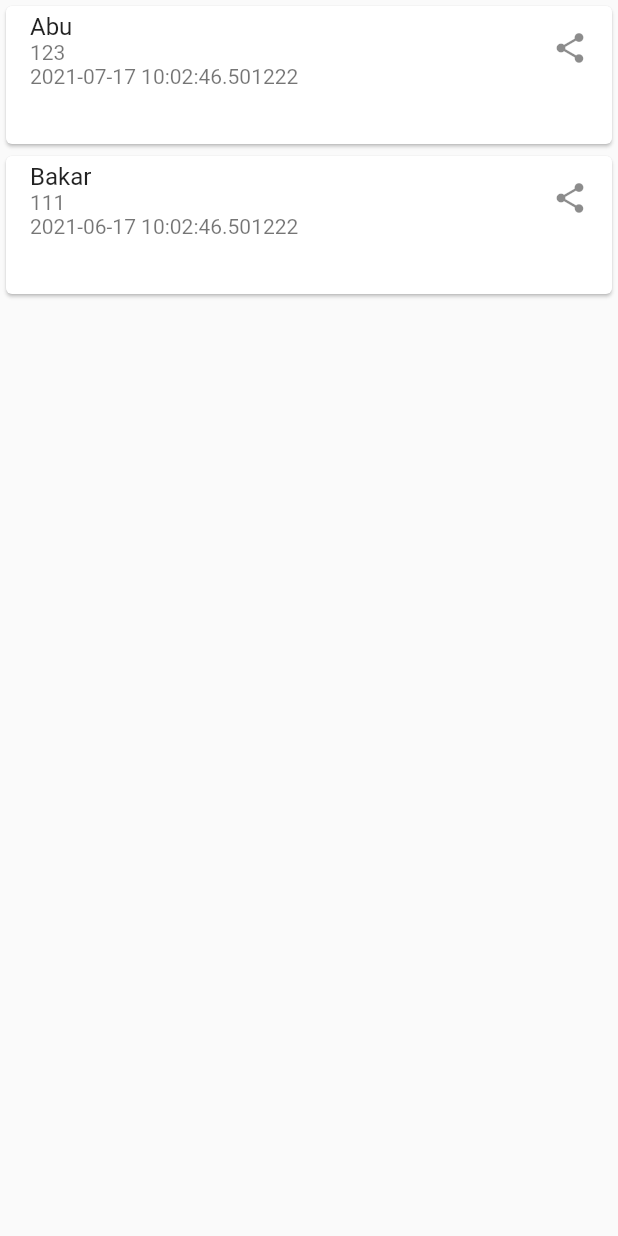
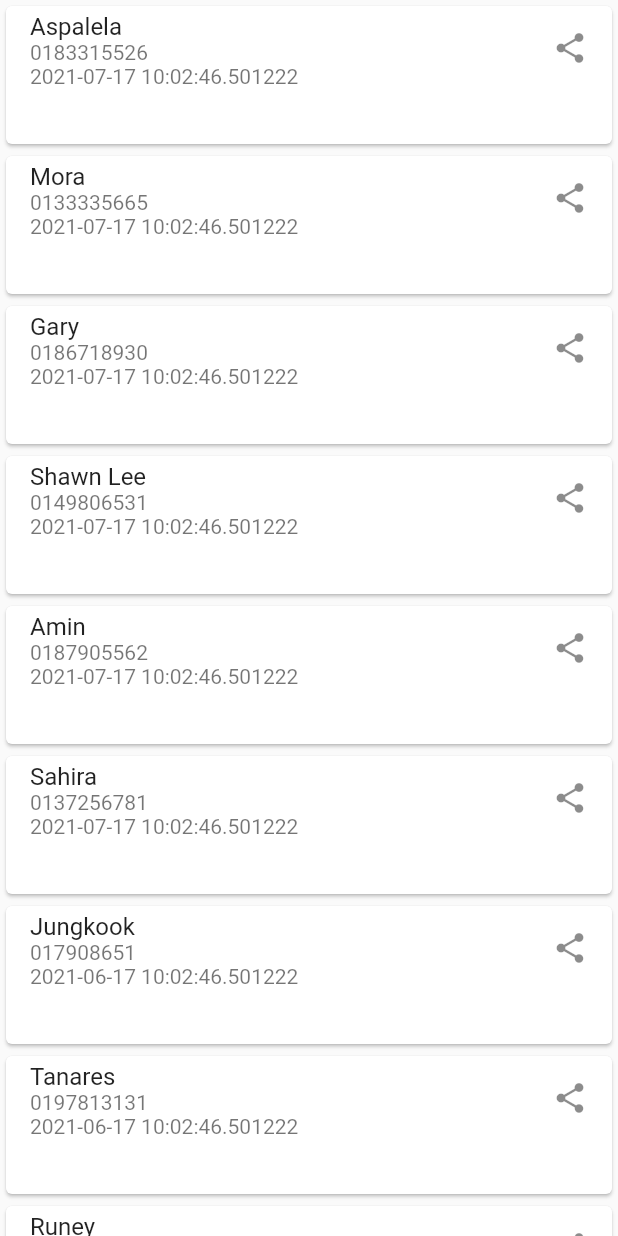
Before and after one commit to harithtech/technical_assessment, a Flutter app: the screen it shows after launch, on a phone screen of 412 x 824 dp. Run offline on Flutter 3.47's test engine with Material 2 defaults, Android fonts, the phone set to English and light mode, and no system bars; drawn by our look-alikes of pull_to_refresh; our stand-ins replace shared_preferences; missing offline and left inert: flutter_share.

Commit message:
Fifth Commit

```diff
--- a/lib/contact.dart
+++ b/lib/contact.dart
@@ -12,7 +12,7 @@ class ContactList extends StatefulWidget {
 }
 
 class _ContactListState extends State<ContactList> {
-  int listCount = 2;
+  int listCount = 15;
   List mainContactList;
 
   void initState() {
@@ -58,7 +58,7 @@ class _ContactListState extends State<ContactList> {
           builder: (BuildContext context, LoadStatus mode) {
             Widget body;
             if (listCount == mainContactList.length) {
-              body = Text("No more Data");
+              body = Text("You have reached end of the list");
             } else if (mode == LoadStatus.idle) {
               body = Text("pull up load");
             } else if (mode == LoadStatus.loading) {
@@ -66,7 +66,7 @@ class _ContactListState extends State<ContactList> {
             } else if (mode == LoadStatus.failed) {
               body = Text("Load Failed!Click retry!");
             } else if (mode == LoadStatus.canLoading) {
-              body = Text("release to load more");
+              body = Text("pulling up the list");
             } else {
               body = Text("No more Data");
             }
--- a/lib/contactList.dart
+++ b/lib/contactList.dart
@@ -4,28 +4,153 @@ class Contacts {
   static List getContactList() => contactList;
   static List<ContactModel> contactList = [
     ContactModel(
-      name: 'Abu',
-      phone: '123',
+      name: 'Sahira',
+      phone: '0137256781',
       date: '2021-07-17 10:02:46.501222',
     ),
     ContactModel(
-      name: 'Bakar',
-      phone: '111',
+      name: 'Syauqi',
+      phone: '0197683461',
       date: '2021-06-17 10:02:46.501222',
     ),
     ContactModel(
-      name: 'Abi',
-      phone: '222',
+      name: 'Luqman',
+      phone: '0124904413',
       date: '2021-05-17 10:02:46.501222',
     ),
     ContactModel(
-      name: 'Abo',
-      phone: '333',
+      name: 'Ikram',
+      phone: '0176663351',
       date: '2021-04-17 10:02:46.501222',
     ),
     ContactModel(
-      name: 'Aba',
-      phone: '444',
+      name: 'Dollah',
+      phone: '0133322789',
+      date: '2021-04-17 10:02:46.501872',
+    ),
+    ContactModel(
+      name: 'Amin',
+      phone: '0187905562',
+      date: '2021-07-17 10:02:46.501222',
+    ),
+    ContactModel(
+      name: 'Azri',
+      phone: '0178889091',
+      date: '2021-06-17 10:02:46.501222',
+    ),
+    ContactModel(
+      name: 'Lee Chong Fua',
+      phone: '0123334562',
+      date: '2021-05-17 10:02:46.501222',
+    ),
+    ContactModel(
+      name: 'Derek Lok',
+      phone: '0176321156',
+      date: '2021-04-17 10:02:46.501222',
+    ),
+    ContactModel(
+      name: 'Justin',
+      phone: '0133567790',
+      date: '2021-04-17 10:02:46.501872',
+    ),
+    ContactModel(
+      name: 'Shawn Lee',
+      phone: '0149806531',
+      date: '2021-07-17 10:02:46.501222',
+    ),
+    ContactModel(
+      name: 'Mahbob',
+      phone: '0194647890',
+      date: '2021-06-17 10:02:46.501222',
+    ),
+    ContactModel(
+      name: 'Raju',
+      phone: '0124412367',
+      date: '2021-05-17 10:02:46.501222',
+    ),
+    ContactModel(
+      name: 'Maniam',
+      phone: '0178900981',
+      date: '2021-04-17 10:02:46.501222',
+    ),
+    ContactModel(
+      name: 'Muthu',
+      phone: '0132789013',
+      date: '2021-04-17 10:02:46.501872',
+    ),
+    ContactModel(
+      name: 'Gary',
+      phone: '0186718930',
+      date: '2021-07-17 10:02:46.501222',
+    ),
+    ContactModel(
+      name: 'Runey',
+      phone: '0137890431',
+      date: '2021-06-17 10:02:46.501222',
+    ),
+    ContactModel(
+      name: 'Jalal',
+      phone: '0123215656',
+      date: '2021-05-17 10:02:46.501222',
+    ),
+    ContactModel(
+      name: 'Normah',
+      phone: '0173167842',
+      date: '2021-04-17 10:02:46.501222',
+    ),
+    ContactModel(
+      name: 'Catsy',
+      phone: '0132123584',
+      date: '2021-04-17 10:02:46.501872',
+    ),
+    ContactModel(
+      name: 'Mora',
+      phone: '0133335665',
+      date: '2021-07-17 10:02:46.501222',
+    ),
+    ContactModel(
+      name: 'Tanares',
+      phone: '0197813131',
+      date: '2021-06-17 10:02:46.501222',
+    ),
+    ContactModel(
+      name: 'Afdhlin Shukor',
+      phone: '0123906571',
+      date: '2021-05-17 10:02:46.501222',
+    ),
+    ContactModel(
+      name: 'Haziq Nordin',
+      phone: '0171678351',
+      date: '2021-04-17 10:02:46.501222',
+    ),
+    ContactModel(
+      name: 'Dominic Yu',
+      phone: '0134467821',
+      date: '2021-04-17 10:02:46.501872',
+    ),
+    ContactModel(
+      name: 'Aspalela',
+      phone: '0183315526',
+      date: '2021-07-17 10:02:46.501222',
+    ),
+    ContactModel(
+      name: 'Jungkook',
+      phone: '017908651',
+      date: '2021-06-17 10:02:46.501222',
+    ),
+    ContactModel(
+      name: 'Cristiano Aguero',
+      phone: '0126789013',
+      date: '2021-05-17 10:02:46.501222',
+    ),
+    ContactModel(
+      name: 'Gerard Ben',
+      phone: '0137642189',
+      date: '2021-04-17 10:02:46.501222',
+    ),
+    ContactModel(
+      name: 'Miraya',
+      phone: '0137890441',
       date: '2021-04-17 10:02:46.501872',
     ),
   ];
--- a/lib/main.dart
+++ b/lib/main.dart
@@ -37,7 +37,7 @@ class MyHomePage extends StatefulWidget {
 
 _incrementCounter() async {
   SharedPreferences prefs = await SharedPreferences.getInstance();
-  String timeSetting = 'deafult';
+  String timeSetting = 'default';
   await prefs.setString('timeSetting', timeSetting);
 }
 
```
